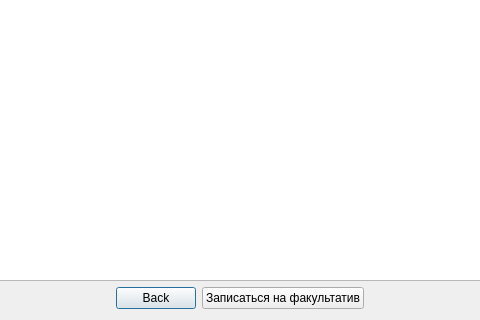
Old version of the form Project_files/studentfacultativeswindow.ui in the repository cry4alone/FacultativPRO; both pictures show x 316 to 796 and y 350 to 670 of the 1111 by 670 pixel window.
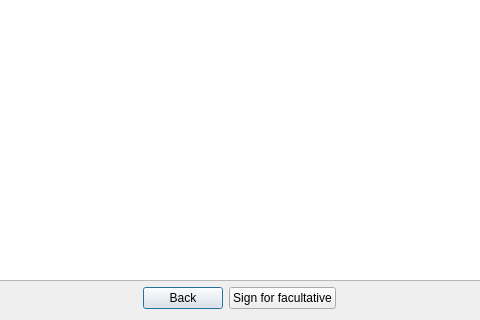
New version of the form.

What changed in the file:
```diff
--- a/Project_files/studentfacultativeswindow.ui
+++ b/Project_files/studentfacultativeswindow.ui
@@ -54,7 +54,7 @@
        <item>
         <widget class="QPushButton" name="signFacultativButton">
          <property name="text">
-          <string>Записаться на факультатив</string>
+          <string>Sign for facultative</string>
          </property>
         </widget>
        </item>
```
